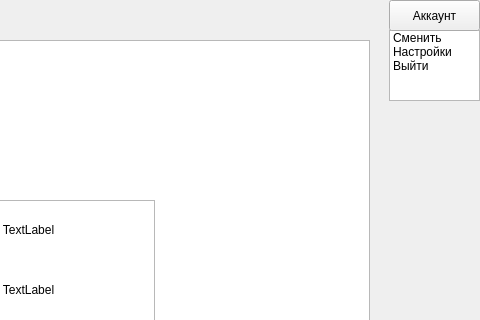
Before: the Qt Designer form client/mainwindow.ui in Twelve-cloud/coursework2, drawn with Qt 5; both pictures show x 491 to 971 and y 0 to 320 of the 971 by 740 pixel window.
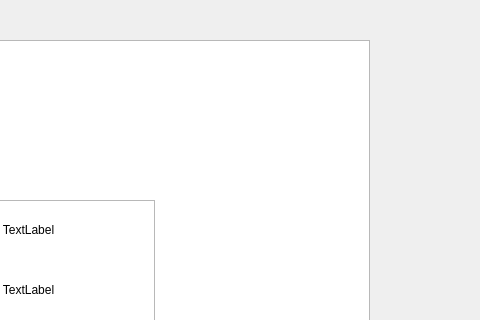
After: the same form once the commit is applied.

Patch:
```diff
--- a/client/mainwindow.ui
+++ b/client/mainwindow.ui
@@ -52,47 +52,6 @@
      </item>
     </layout>
    </widget>
-   <widget class="QListWidget" name="accountListWidget">
-    <property name="geometry">
-     <rect>
-      <x>880</x>
-      <y>30</y>
-      <width>91</width>
-      <height>71</height>
-     </rect>
-    </property>
-    <property name="viewMode">
-     <enum>QListView::ListMode</enum>
-    </property>
-    <item>
-     <property name="text">
-      <string>Сменить</string>
-     </property>
-    </item>
-    <item>
-     <property name="text">
-      <string>Настройки</string>
-     </property>
-    </item>
-    <item>
-     <property name="text">
-      <string>Выйти</string>
-     </property>
-    </item>
-   </widget>
-   <widget class="QPushButton" name="accountSettingsButton">
-    <property name="geometry">
-     <rect>
-      <x>880</x>
-      <y>0</y>
-      <width>91</width>
-      <height>31</height>
-     </rect>
-    </property>
-    <property name="text">
-     <string>Аккаунт</string>
-    </property>
-   </widget>
    <widget class="QLabel" name="loading">
     <property name="geometry">
      <rect>
```
